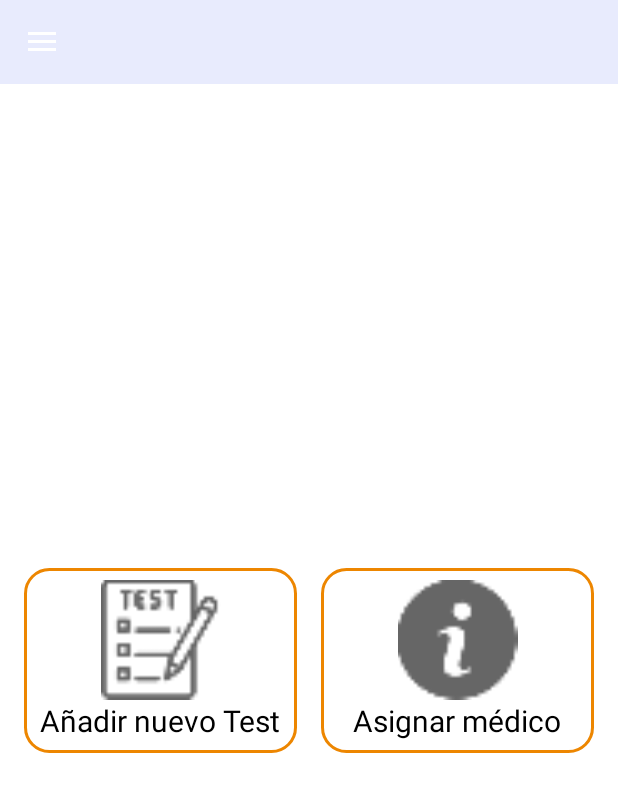
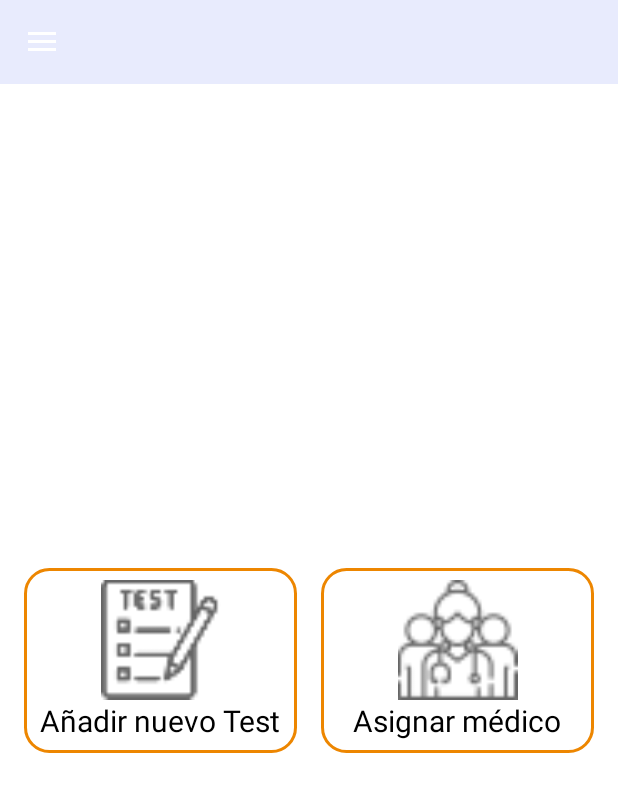
Before and after one commit to Doblado3/NutriMatev1, an Android app: the HomeFragmentAdm screen opened directly, with no data from a screen before it, on a phone screen of 412 x 824 dp. Shown: the top 792 px of the screen. Run offline under Robolectric (Android 15) with nearby library versions, the phone set to English and light mode, and no system bars; our stand-ins replace Firebase (no records; nobody signed in at launch, a user with empty details on screens opened directly).

Commit message:
pequeños arreglos

```diff
--- a/app/src/main/AndroidManifest.xml
+++ b/app/src/main/AndroidManifest.xml
@@ -6,9 +6,9 @@
         android:allowBackup="true"
         android:dataExtractionRules="@xml/data_extraction_rules"
         android:fullBackupContent="@xml/backup_rules"
-        android:icon="@mipmap/ic_launcher"
+        android:icon="@drawable/icono_sin_fondo"
         android:label="@string/app_name"
-        android:roundIcon="@mipmap/ic_launcher_round"
+        android:roundIcon="@drawable/icono_sin_fondo"
         android:supportsRtl="true"
         android:theme="@style/Theme.NutriMatev1"
         tools:targetApi="31">
--- a/app/src/main/java/com/example/nutrimatev1/administrador/AddTestsFragmentAdm.kt
+++ b/app/src/main/java/com/example/nutrimatev1/administrador/AddTestsFragmentAdm.kt
@@ -69,6 +69,12 @@ class AddTestsFragmentAdm : Fragment() {
             return
         }
 
+        // Verificar que el número de opciones y valores sea el mismo
+        if (opciones.size != valores.size) {
+            Toast.makeText(requireContext(), "El número de opciones y valores debe ser el mismo", Toast.LENGTH_SHORT).show()
+            return
+        }
+
 
 
         val test = hashMapOf(
--- a/app/src/main/res/drawable/button_background.xml
+++ b/app/src/main/res/drawable/button_background.xml
@@ -1,4 +1,6 @@
 <?xml version="1.0" encoding="utf-8"?>
+
+
 <selector xmlns:android="http://schemas.android.com/apk/res/android">
 
     <!-- Estado cuando el botón es presionado -->
@@ -9,16 +11,31 @@
         </shape>
     </item>
 
+    <!-- Estado cuando el botón está deshabilitado -->
+    <item android:state_enabled="false">
+        <shape android:shape="rectangle">
+            <solid android:color="#E0E0E0" /> <!-- Fondo gris claro -->
+            <stroke android:width="2dp" android:color="#BDBDBD" /> <!-- Borde gris -->
+            <corners android:radius="16dp" /> <!-- Bordes redondeados -->
+        </shape>
+    </item>
+
+    <!-- Estado cuando el botón está enfocado -->
+    <item android:state_focused="true">
+        <shape android:shape="rectangle">
+            <solid android:color="#FAE9D7" /> <!-- Fondo anaranjado -->
+            <stroke android:width="2dp" android:color="@color/prueba" /> <!-- Borde naranja -->
+            <corners android:radius="16dp" /> <!-- Bordes redondeados -->
+        </shape>
+    </item>
+
     <!-- Estado normal del botón -->
     <item>
         <shape android:shape="rectangle">
             <solid android:color="#FFFFFF" /> <!-- Fondo blanco normal -->
-            <stroke
-                android:width="2dp"
-                android:color="@color/prueba" /> <!-- Borde naranja -->
+            <stroke android:width="2dp" android:color="@color/prueba" /> <!-- Borde naranja -->
             <corners android:radius="16dp" /> <!-- Bordes redondeados -->
         </shape>
     </item>
 
-
 </selector>
--- a/app/src/main/res/layout/fragment_home_adm.xml
+++ b/app/src/main/res/layout/fragment_home_adm.xml
@@ -66,11 +66,11 @@
             android:padding="8dp">
 
             <ImageView
-                android:id="@+id/HPimgInfo"
+                android:id="@+id/HA_asig"
                 android:layout_width="115dp"
                 android:layout_height="80dp"
                 android:layout_gravity="center"
-                android:src="@drawable/ic_info"
+                android:src="@drawable/ic_med_pac"
                 app:tint="@color/black" />
 
             <TextView
```
Also changed, not shown: app/src/main/java/com/example/nutrimatev1/medico/DetallesPacFragmentMed.kt (+11 -0 lines), app/src/main/res/drawable-hdpi/ic_med_pac.png (added), app/src/main/res/drawable-mdpi/ic_med_pac.png (added), app/src/main/res/drawable-xhdpi/ic_med_pac.png (added), app/src/main/res/drawable-xxhdpi/ic_med_pac.png (added), app/src/main/res/drawable-xxxhdpi/ic_med_pac.png (added), 1 other file.
